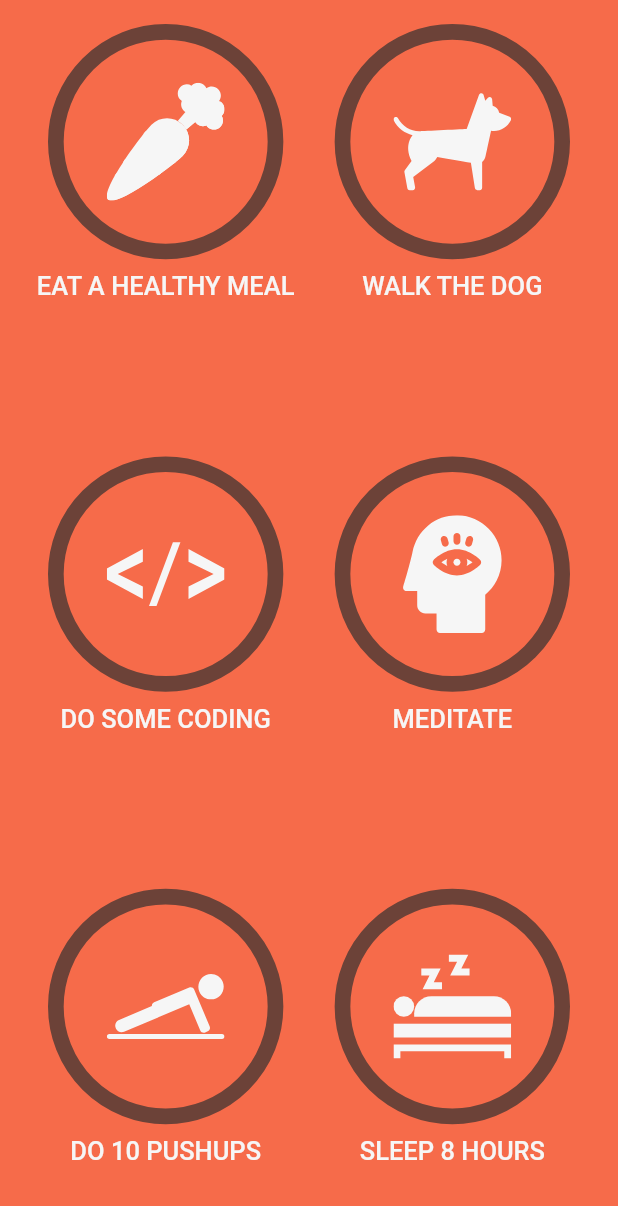
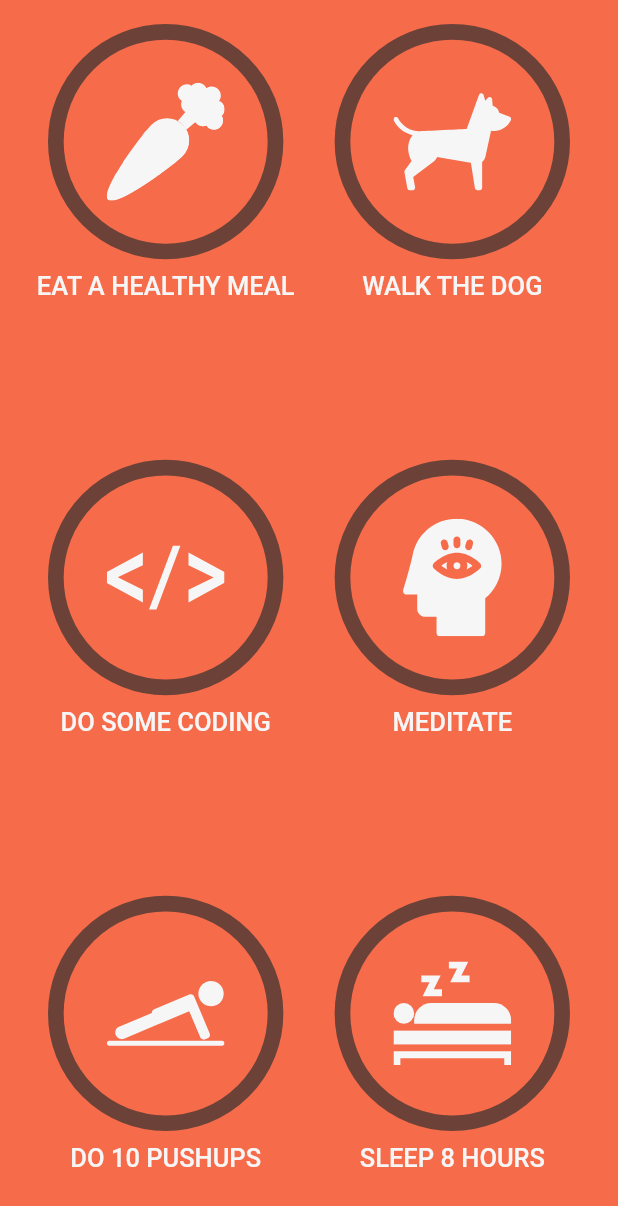
Before and after one commit to Kriss-Kross33/habit_tracker, a Flutter app: the screen it shows after launch, on a phone screen of 412 x 824 dp. Shown: the top 1206 px of the screen. Run offline on Flutter 3.47's test engine with Material 2 defaults, Android fonts, the phone set to English and light mode, and no system bars; our stand-ins replace flutter_svg, hive; accounts and stored records are empty; Roboto replaces fonts that are missing (Helvetica Neue).

```diff
--- a/lib/main.dart
+++ b/lib/main.dart
@@ -1,8 +1,8 @@
 import 'package:flutter/material.dart';
 import 'package:habit_tracker/themes/app_theme.dart';
+import 'package:habit_tracker/ui/ui.dart';
 
 import 'constants/constants.dart';
-import 'ui/ui.dart';
 
 Future<void> main() async {
   WidgetsFlutterBinding.ensureInitialized();
--- a/lib/ui/home/home_page.dart
+++ b/lib/ui/home/home_page.dart
@@ -1,7 +1,6 @@
 import 'package:flutter/material.dart';
 import 'package:habit_tracker/constants/app_assets.dart';
-import 'package:habit_tracker/themes/app_theme.dart';
-import 'package:habit_tracker/ui/home/task_grid.dart';
+import 'package:habit_tracker/ui/home/task_grid_page.dart';
 
 import '../../models/task_preset.dart';
 
@@ -10,14 +9,7 @@ class HomePage extends StatelessWidget {
 
   @override
   Widget build(BuildContext context) {
-    return Scaffold(
-      backgroundColor: AppTheme.of(context).primary,
-      body: Padding(
-        padding: const EdgeInsets.symmetric(
-          horizontal: 24.0,
-          vertical: 16,
-        ),
-        child: TaskGrid(
+    return TaskGridPage(
       tasks: const [
         TaskPreset(name: 'Eat a Healthy Meal', iconName: AppAssets.carrot),
         TaskPreset(name: 'Walk the Dog', iconName: AppAssets.dog),
@@ -26,8 +18,6 @@ class HomePage extends StatelessWidget {
         TaskPreset(name: 'Do 10 Pushups', iconName: AppAssets.pushups),
         TaskPreset(name: 'Sleep 8 Hours', iconName: AppAssets.rest),
       ],
-        ),
-      ),
     );
   }
 }
--- a/lib/ui/home/task_grid.dart
+++ b/lib/ui/home/task_grid.dart
@@ -14,7 +14,7 @@ class TaskGrid extends StatelessWidget {
     return LayoutBuilder(builder: (context, constraints) {
       final crossAxisSpacing = constraints.maxWidth * 0.05;
       final taskWidth = (constraints.maxWidth - crossAxisSpacing) / 2;
-      const aspectRatio = 0.6;
+      const aspectRatio = 0.82;
       final taskHeight = taskWidth / aspectRatio;
       final mainAxisSpacing =
           max((constraints.maxHeight - taskHeight * 3) / 2.0, 0.1);
--- /dev/null
+++ b/lib/ui/home/task_grid_page.dart
@@ -0,0 +1,39 @@
+import 'package:flutter/material.dart';
+import 'package:habit_tracker/ui/home/task_grid.dart';
+
+import '../../models/models.dart';
+import '../../themes/app_theme.dart';
+
+class TaskGridPage extends StatelessWidget {
+  const TaskGridPage({
+    super.key,
+    required this.tasks,
+  });
+
+  final List<TaskPreset> tasks;
+
+  @override
+  Widget build(BuildContext context) {
+    return Scaffold(
+      backgroundColor: AppTheme.of(context).primary,
+      body: SafeArea(
+        child: TaskGridContents(tasks: tasks),
+      ),
+    );
+  }
+}
+
+class TaskGridContents extends StatelessWidget {
+  const TaskGridContents({super.key, required this.tasks});
+  final List<TaskPreset> tasks;
+
+  @override
+  Widget build(BuildContext context) {
+    return Padding(
+      padding: EdgeInsets.symmetric(horizontal: 24.0, vertical: 16.0),
+      child: TaskGrid(
+        tasks: tasks,
+      ),
+    );
+  }
+}
```
Lines whose indentation alone changed are shown as unchanged.
